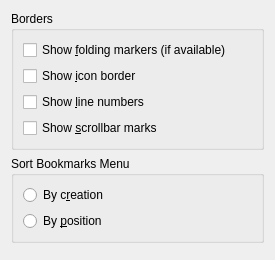
This is part/dialogs/bordersappearanceconfigwidget.ui in KDE/kate as Qt 5 draws it before an edit. The edited form follows.
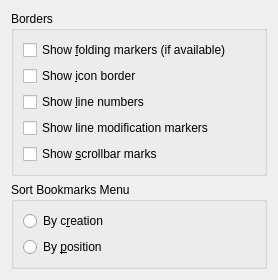
This is the edited form.

Commit message: add option: [x] Show line modification markers (default: false)

Diff of the .ui file:
```diff
--- a/part/dialogs/bordersappearanceconfigwidget.ui
+++ b/part/dialogs/bordersappearanceconfigwidget.ui
@@ -6,7 +6,7 @@
    <rect>
     <x>0</x>
     <y>0</y>
-    <width>275</width>
+    <width>278</width>
     <height>260</height>
    </rect>
   </property>
@@ -47,6 +47,16 @@
         </property>
        </widget>
       </item>
+      <item>
+       <widget class="QCheckBox" name="chkShowLineModification">
+        <property name="whatsThis">
+         <string>If this option is checked, a small indicator for modified and saved lines is shown on the left hand side.</string>
+        </property>
+        <property name="text">
+         <string>Show line modification markers</string>
+        </property>
+       </widget>
+      </item>
       <item>
        <widget class="QCheckBox" name="chkScrollbarMarks">
         <property name="whatsThis">
```
The commit also changes 1 other file.
